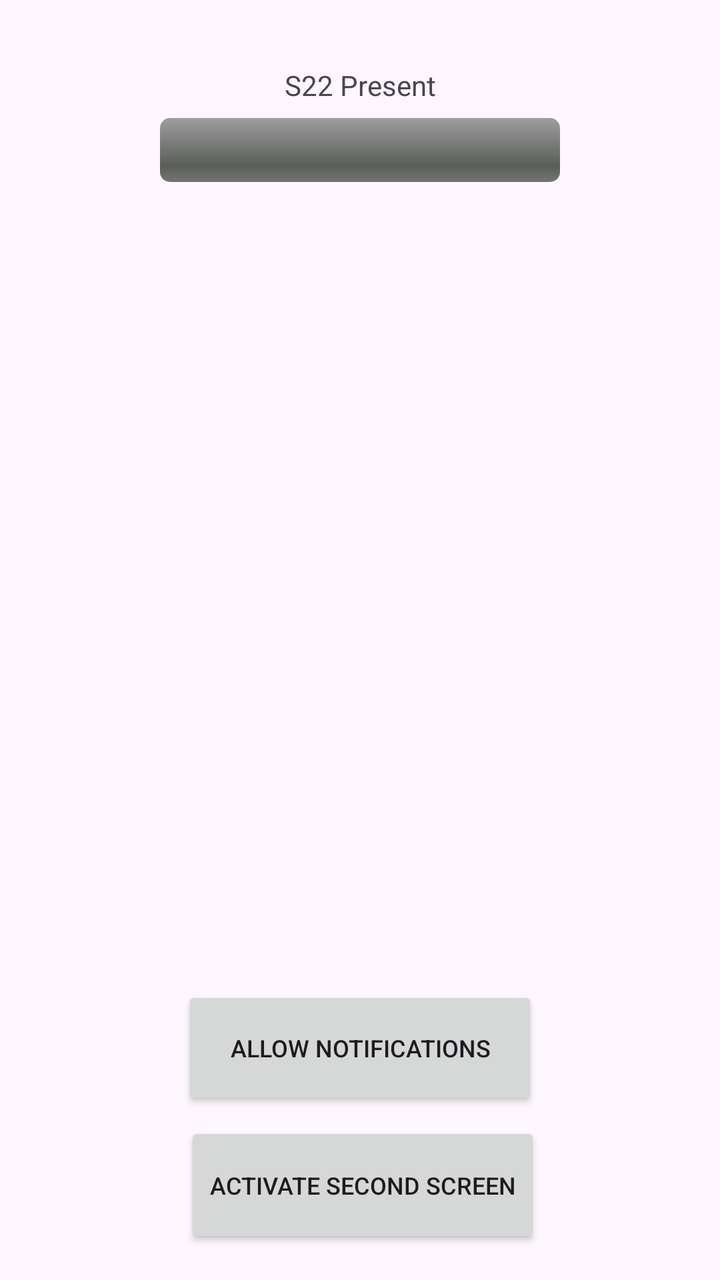
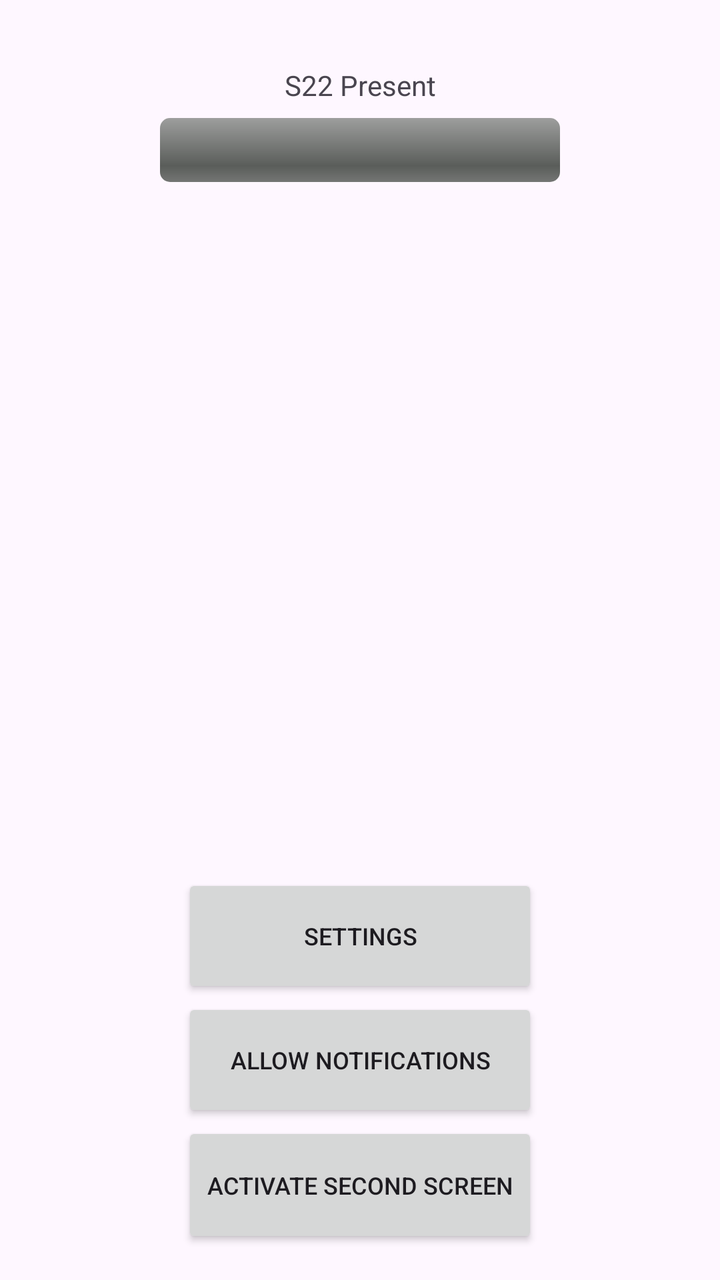

An Android layout rendered at two revisions. The XML below is the earlier revision; the diff shows what the commit changed to produce the second picture.
<!-- AndroidManifest.xml: application theme Theme.S22Present -->
<!-- res/layout/activity_main.xml -->
<?xml version="1.0" encoding="utf-8"?>
<androidx.constraintlayout.widget.ConstraintLayout xmlns:android="http://schemas.android.com/apk/res/android"
    xmlns:app="http://schemas.android.com/apk/res-auto"
    xmlns:tools="http://schemas.android.com/tools"
    android:id="@+id/main"
    android:layout_width="match_parent"
    android:layout_height="match_parent"
    tools:context=".MainActivity">

    <TextView
        android:id="@+id/textViewheading"
        android:layout_width="92dp"
        android:layout_height="26dp"
        android:text="S22 Present"
        android:textAlignment="center"
        app:layout_constraintBottom_toBottomOf="parent"
        app:layout_constraintEnd_toEndOf="parent"
        app:layout_constraintStart_toStartOf="parent"
        app:layout_constraintTop_toTopOf="parent"
        app:layout_constraintVertical_bias="0.054" />

    <Button
        android:id="@+id/buttonSecondScreen"
        android:layout_width="178dp"
        android:layout_height="63dp"
        android:layout_marginBottom="16dp"
        android:text="Activate second screen"
        android:textSize="12sp"
        app:layout_constraintBottom_toBottomOf="parent"
        app:layout_constraintEnd_toEndOf="parent"
        app:layout_constraintHorizontal_bias="0.508"
        app:layout_constraintStart_toStartOf="parent" />

    <Button
        android:id="@+id/buttonNotify"
        android:layout_width="178dp"
        android:layout_height="62dp"
        android:layout_marginBottom="6dp"
        android:text="Allow notifications"
        android:textSize="12sp"
        app:layout_constraintBottom_toTopOf="@+id/buttonSecondScreen"
        app:layout_constraintEnd_toEndOf="parent"
        app:layout_constraintStart_toStartOf="parent" />

    <ProgressBar
        android:id="@+id/progressBar"
        style="?android:attr/progressBarStyleHorizontal"
        android:layout_width="200dp"
        android:layout_height="32dp"
        android:indeterminate="false"
        android:indeterminateBehavior="repeat"
        android:indeterminateDrawable="@android:drawable/progress_indeterminate_horizontal"
        android:max="6"
        android:maxHeight="20dip"
        android:progress="0"
        android:progressDrawable="@android:drawable/progress_horizontal"
        android:progressTint="#03A9F4"
        app:layout_constraintEnd_toEndOf="parent"
        app:layout_constraintStart_toStartOf="parent"
        app:layout_constraintTop_toBottomOf="@+id/textViewheading" />

    <TextView
        android:id="@+id/textViewProgress"
        android:layout_width="198dp"
        android:layout_height="22dp"
        app:layout_constraintEnd_toEndOf="parent"
        app:layout_constraintStart_toStartOf="parent"
        app:layout_constraintTop_toBottomOf="@+id/progressBar" />

</androidx.constraintlayout.widget.ConstraintLayout>
<!-- resources referenced by this layout -->
<resources>
  <style name="Theme.S22Present" parent="Base.Theme.S22Present" />
  <style name="Base.Theme.S22Present" parent="Theme.Material3.DayNight.NoActionBar">
          
          
      </style>
</resources>

<!-- the commit's change to res/layout/activity_main.xml (unified diff, before → after) -->
@@ -28,17 +28,25 @@
         android:textSize="12sp"
         app:layout_constraintBottom_toBottomOf="parent"
         app:layout_constraintEnd_toEndOf="parent"
-        app:layout_constraintHorizontal_bias="0.508"
         app:layout_constraintStart_toStartOf="parent" />
 
     <Button
         android:id="@+id/buttonNotify"
         android:layout_width="178dp"
         android:layout_height="62dp"
-        android:layout_marginBottom="6dp"
         android:text="Allow notifications"
         android:textSize="12sp"
         app:layout_constraintBottom_toTopOf="@+id/buttonSecondScreen"
+        app:layout_constraintEnd_toEndOf="parent"
+        app:layout_constraintStart_toStartOf="parent" />
+
+    <Button
+        android:id="@+id/buttonSetting"
+        android:layout_width="178dp"
+        android:layout_height="62dp"
+        android:text="Settings"
+        android:textSize="12sp"
+        app:layout_constraintBottom_toTopOf="@+id/buttonNotify"
         app:layout_constraintEnd_toEndOf="parent"
         app:layout_constraintStart_toStartOf="parent" />
 
@@ -50,7 +58,7 @@
         android:indeterminate="false"
         android:indeterminateBehavior="repeat"
         android:indeterminateDrawable="@android:drawable/progress_indeterminate_horizontal"
-        android:max="6"
+        android:max="5"
         android:maxHeight="20dip"
         android:progress="0"
         android:progressDrawable="@android:drawable/progress_horizontal"
